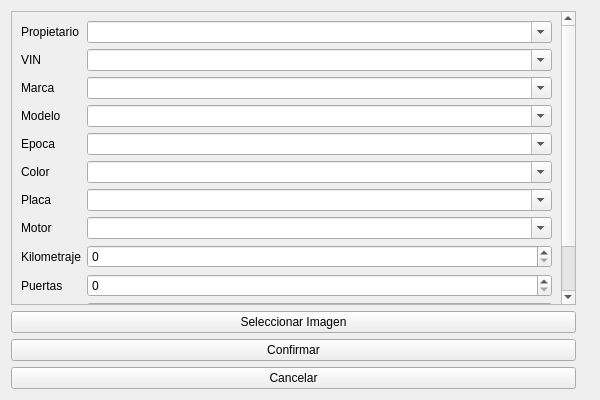
The window that ui/newregistrationwidget.ui (Abysmal683/proyecto-inventario-de-autos) describes before a commit, drawn with Qt 5.
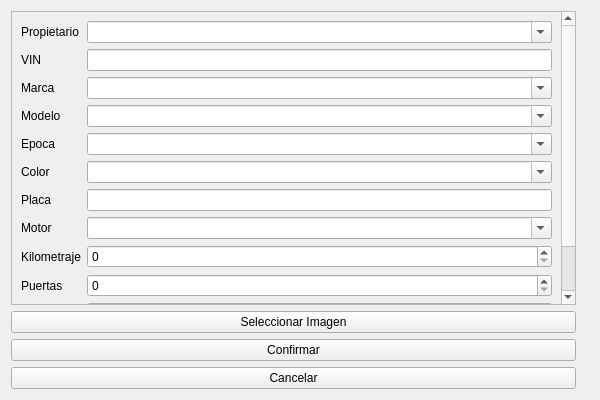
The same window after the commit. Icons and pictures are not drawn.

What changed in the file:
```diff
--- a/ui/newregistrationwidget.ui
+++ b/ui/newregistrationwidget.ui
@@ -37,7 +37,7 @@
         <property name="geometry">
          <rect>
           <x>0</x>
-          <y>-81</y>
+          <y>0</y>
           <width>300</width>
           <height>398</height>
          </rect>
@@ -91,22 +91,6 @@
            </property>
           </widget>
          </item>
-         <item row="1" column="1">
-          <widget class="QComboBox" name="comboBoxVin">
-           <property name="sizePolicy">
-            <sizepolicy hsizetype="MinimumExpanding" vsizetype="Fixed">
-             <horstretch>0</horstretch>
-             <verstretch>0</verstretch>
-            </sizepolicy>
-           </property>
-           <property name="editable">
-            <bool>true</bool>
-           </property>
-           <property name="maxVisibleItems">
-            <number>5</number>
-           </property>
-          </widget>
-         </item>
          <item row="2" column="0">
           <widget class="QLabel" name="labelMarca">
            <property name="sizePolicy">
@@ -236,22 +220,6 @@
            </property>
           </widget>
          </item>
-         <item row="6" column="1">
-          <widget class="QComboBox" name="comboBoxPlaca">
-           <property name="sizePolicy">
-            <sizepolicy hsizetype="MinimumExpanding" vsizetype="Fixed">
-             <horstretch>0</horstretch>
-             <verstretch>0</verstretch>
-            </sizepolicy>
-           </property>
-           <property name="editable">
-            <bool>true</bool>
-           </property>
-           <property name="maxVisibleItems">
-            <number>5</number>
-           </property>
-          </widget>
-         </item>
          <item row="7" column="0">
           <widget class="QLabel" name="labelMotor">
            <property name="sizePolicy">
@@ -375,6 +343,32 @@
            </property>
           </widget>
          </item>
+         <item row="1" column="1">
+          <widget class="QLineEdit" name="lineEditVin">
+           <property name="sizePolicy">
+            <sizepolicy hsizetype="MinimumExpanding" vsizetype="Fixed">
+             <horstretch>0</horstretch>
+             <verstretch>0</verstretch>
+            </sizepolicy>
+           </property>
+           <property name="clearButtonEnabled">
+            <bool>true</bool>
+           </property>
+          </widget>
+         </item>
+         <item row="6" column="1">
+          <widget class="QLineEdit" name="lineEditMatricula">
+           <property name="sizePolicy">
+            <sizepolicy hsizetype="MinimumExpanding" vsizetype="Fixed">
+             <horstretch>0</horstretch>
+             <verstretch>0</verstretch>
+            </sizepolicy>
+           </property>
+           <property name="clearButtonEnabled">
+            <bool>true</bool>
+           </property>
+          </widget>
+         </item>
         </layout>
        </widget>
       </widget>
```
Left out of the diff: 3 changed lines with no effect on the pictures.
